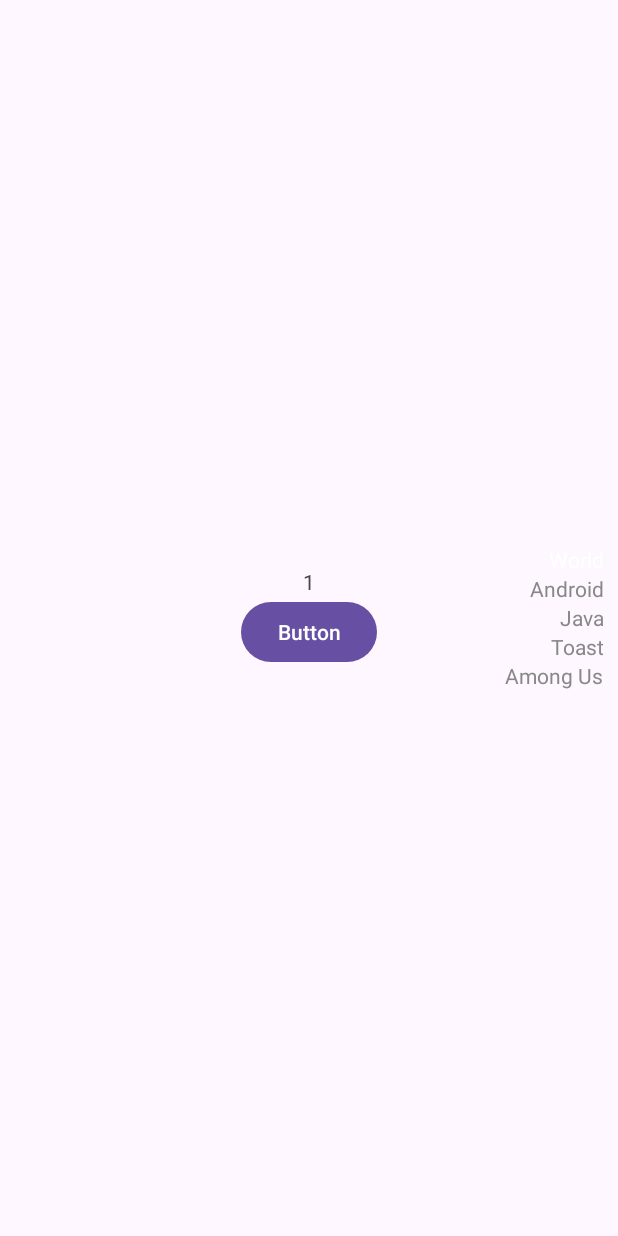
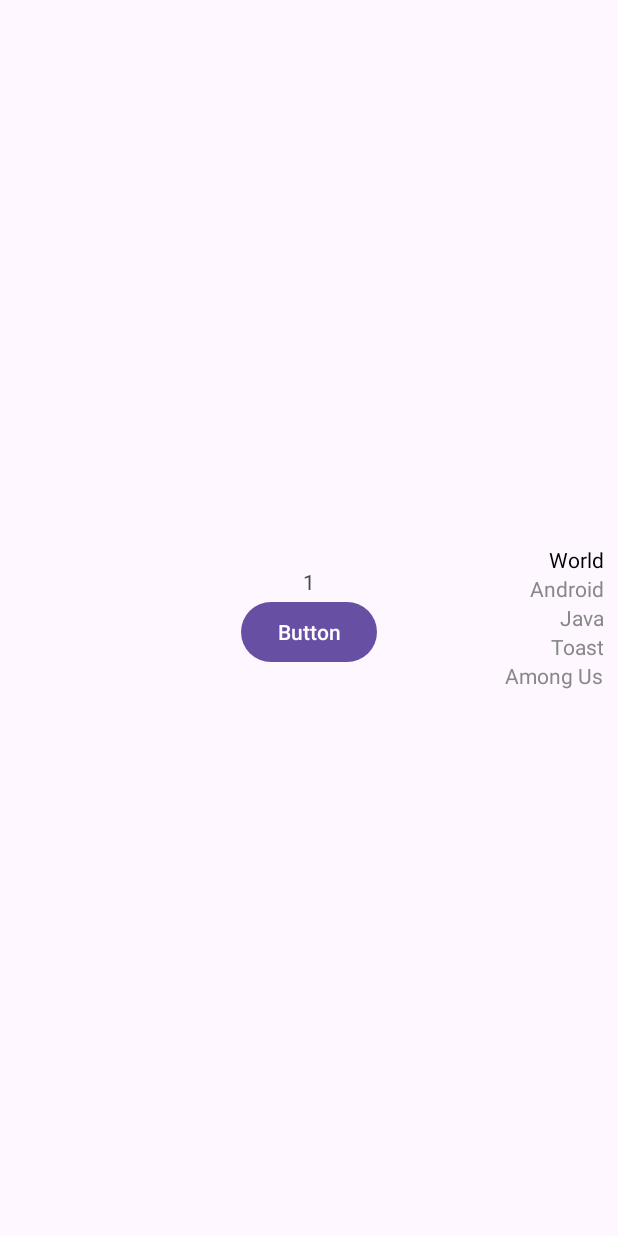
Before and after one commit to baerchen201/effective-android, an Android app: the screen it shows after launch (MainActivity), after a tap on "Button", on a phone screen of 412 x 824 dp. Run offline under Robolectric (Android 15) with nearby library versions, the phone set to English and light mode, and no system bars.

Commit message:
Add light mode support

```diff
--- a/app/src/main/res/values-night/themes.xml
+++ b/app/src/main/res/values-night/themes.xml
@@ -4,4 +4,6 @@
         <!-- Customize your dark theme here. -->
         <!-- <item name="colorPrimary">@color/my_dark_primary</item> -->
     </style>
+
+    <color name="active">#FFFFFFFF</color>
 </resources>
--- a/app/src/main/res/values/colors.xml
+++ b/app/src/main/res/values/colors.xml
@@ -3,6 +3,5 @@
     <color name="black">#FF000000</color>
     <color name="white">#FFFFFFFF</color>
 
-    <color name="active">#FFFFFFFF</color>
     <color name="inactive">#FF888888</color>
 </resources>
--- a/app/src/main/res/values/themes.xml
+++ b/app/src/main/res/values/themes.xml
@@ -6,4 +6,6 @@
     </style>
 
     <style name="Theme.MyApplication" parent="Base.Theme.MyApplication" />
+
+    <color name="active">#FF000000</color>
 </resources>
```
